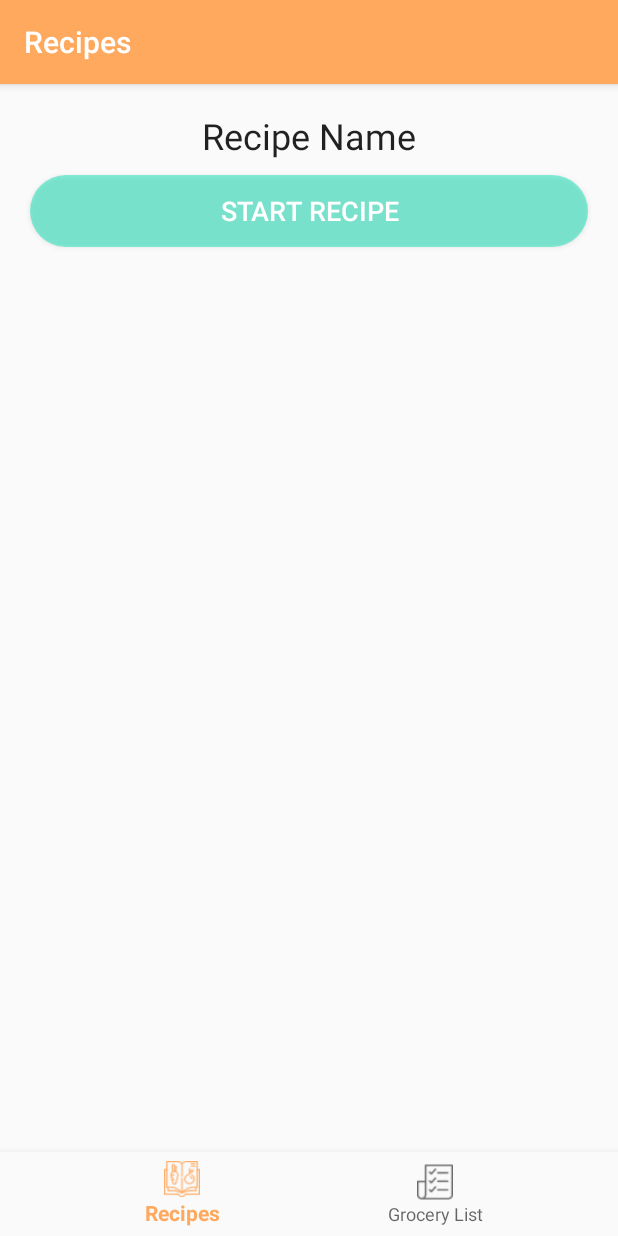
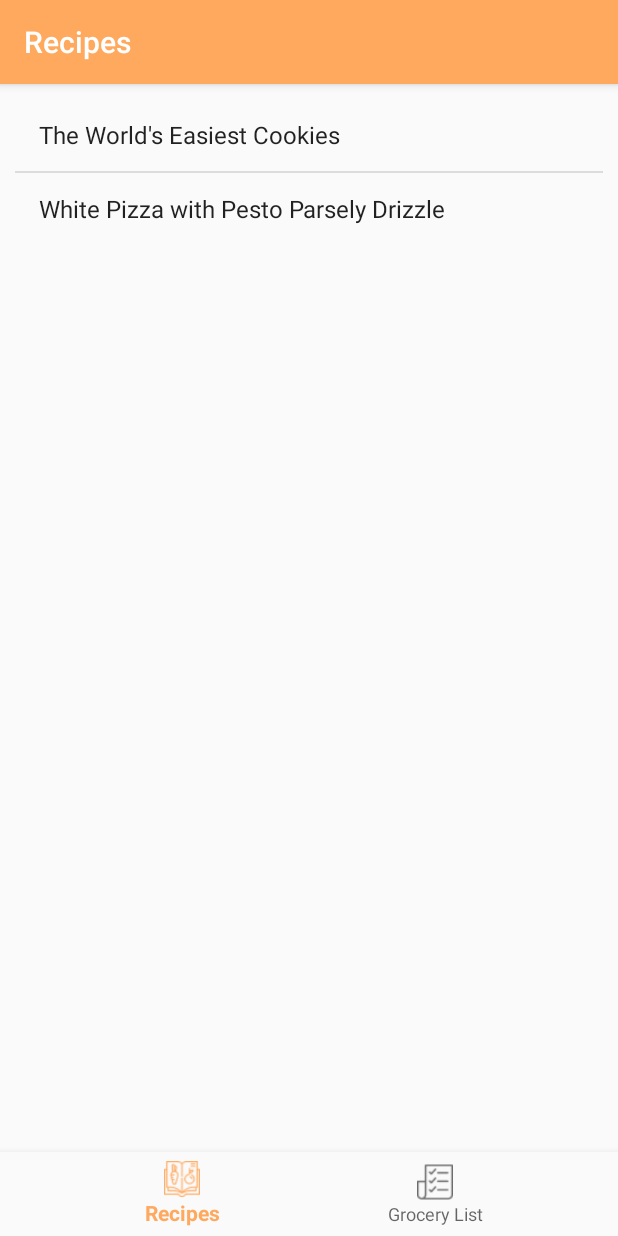
Before and after one commit to hbrender/RecipePal, an Android app: the screen it shows after launch (MainActivity), on a phone screen of 412 x 824 dp. Run offline under Robolectric (Android 15) with nearby library versions, the phone set to English and light mode, and no system bars; our stand-ins replace navigation-ui.

Commit message:
recipe list, recipe details, inserting into db, display some recipe details

```diff
--- a/app/src/main/AndroidManifest.xml
+++ b/app/src/main/AndroidManifest.xml
@@ -8,6 +8,7 @@
         android:label="@string/app_name"
         android:supportsRtl="true"
         android:theme="@style/AppTheme">
+        <activity android:name=".RecipeActivity"></activity>
         <activity
             android:name=".MainActivity"
             android:label="@string/app_name">
--- a/app/src/main/java/com/example/recipepal/helpers/DatabaseHelper.java
+++ b/app/src/main/java/com/example/recipepal/helpers/DatabaseHelper.java
@@ -35,13 +35,12 @@ public class DatabaseHelper extends SQLiteOpenHelper {
     // columns for Recipe table
     public static final String IMAGE_RESOURCE = "imageResource";
     public static final String TIME = "time";
-    public static final String CUISINE = "cuisine";
+    public static final String SERVINGS = "servings";
 
     // columns for Instructions table
     public static final String RECIPE_ID = "recipeId";
     public static final String STEP_NUM = "stepNum";
     public static final String CONTENT = "content";
-    public static final String BOOL_TIMER_NEEDED = "boolTimerNeeded";
 
     // Recipe table create statement
     private static final String CREATE_TABLE_RECIPE = "CREATE TABLE " + TABLE_RECIPE + "("
@@ -49,7 +48,7 @@ public class DatabaseHelper extends SQLiteOpenHelper {
             + NAME + " TEXT, "
             + IMAGE_RESOURCE + " INTEGER, "
             + TIME + " TEXT, "
-            + CUISINE + " TEXT)";
+            + SERVINGS + " TEXT)";
 
     // Instruction table create statement
     private static final String CREATE_TABLE_INSTRUCTIONS = "CREATE TABLE " + TABLE_INSTRUCTIONS + "("
@@ -57,7 +56,6 @@ public class DatabaseHelper extends SQLiteOpenHelper {
             + RECIPE_ID  + " INTEGER, "
             + STEP_NUM + " INTEGER, "
             + CONTENT + " TEXT, "
-            + BOOL_TIMER_NEEDED + " INTEGER, "
             + TIME + " TIME, "
             + IMAGE_RESOURCE + " INTEGER, "
             + "PRIMARY KEY(" + ID + ", " + RECIPE_ID + ", " + STEP_NUM + "), "
@@ -112,6 +110,40 @@ public class DatabaseHelper extends SQLiteOpenHelper {
         db.execSQL("INSERT INTO " + TABLE_GROCERY_LIST + " VALUES(2, 1, 2)");
         db.execSQL("INSERT INTO " + TABLE_GROCERY_LIST + " VALUES(3, 0, 3)");
         db.execSQL("INSERT INTO " + TABLE_GROCERY_LIST + " VALUES(4, 1, 4)");
+
+        db.execSQL("INSERT INTO " + TABLE_RECIPE + " VALUES(1, 'The World''s Easiest Cookies', null, '30 min', '16 cookies')");
+        db.execSQL("INSERT INTO " + TABLE_RECIPE + " VALUES(2, 'White Pizza with Pesto Parsely Drizzle', null, '40 min', '8 slices')");
+
+        db.execSQL("INSERT INTO " + TABLE_INSTRUCTIONS + " VALUES(1, 1, 1, "
+                + "'Preheat the oven to 350°F. Line a cookie sheet or rimmed baking sheet with parchment paper.', "
+                + "0, null)");
+        db.execSQL("INSERT INTO " + TABLE_INSTRUCTIONS + " VALUES(2, 1, 2, "
+                + "'In bowl, whisk together the (2 cup) almond flour, (1/2 tsp) baking powder, and (1/8 tsp) salt.', "
+                + "0, null)");
+        db.execSQL("INSERT INTO " + TABLE_INSTRUCTIONS + " VALUES(3, 1, 3, "
+                + "'In same bowl, stir in (1/3 cup) maple syrup and (2 tsp) vanilla and mix until a sticky dough holds together', "
+                + "0, null)");
+        db.execSQL("INSERT INTO " + TABLE_INSTRUCTIONS + " VALUES(4, 1, 4, "
+                + "'Scoop (1 tbsp) dough and roll it into a round ball and place on the baking sheet. Repeat with the rest of the dough, placing each ball about 2 inches apart.', "
+                + "0, null)");
+        db.execSQL("INSERT INTO " + TABLE_INSTRUCTIONS + " VALUES(5, 1, 5, "
+                + "'Use your fingers to smush the cookies until they are about 1/2 inch tall.', "
+                + "0, null)");
+        db.execSQL("INSERT INTO " + TABLE_INSTRUCTIONS + " VALUES(6, 1, 6, "
+                + "'Place the tray in the oven and bake for about 12 minutes, turning the tray 180° at the the halfway point. The cookies are ready when the edges are golden brown.', "
+                + "'12:00:00', null)");
+
+        db.execSQL("INSERT INTO " + TABLE_INGREDIENTS + " VALUES(5, 'almond flour', '2 cups')");
+        db.execSQL("INSERT INTO " + TABLE_INGREDIENTS + " VALUES(6, 'baking soda', '1/2 tsp')");
+        db.execSQL("INSERT INTO " + TABLE_INGREDIENTS + " VALUES(7, 'almond flour', '1/8 tsp')");
+        db.execSQL("INSERT INTO " + TABLE_INGREDIENTS + " VALUES(8, 'almond flour', '1/3 cup')");
+        db.execSQL("INSERT INTO " + TABLE_INGREDIENTS + " VALUES(9, 'almond flour', '2 tsp')");
+
+        db.execSQL("INSERT INTO " + TABLE_RECIPE_INGREDIENTS + " VALUES(1, 1, 5)");
+        db.execSQL("INSERT INTO " + TABLE_RECIPE_INGREDIENTS + " VALUES(2, 1, 6)");
+        db.execSQL("INSERT INTO " + TABLE_RECIPE_INGREDIENTS + " VALUES(3, 1, 7)");
+        db.execSQL("INSERT INTO " + TABLE_RECIPE_INGREDIENTS + " VALUES(4, 1, 8)");
+        db.execSQL("INSERT INTO " + TABLE_RECIPE_INGREDIENTS + " VALUES(5, 1, 9)");
     }
 
     @Override
@@ -139,4 +171,36 @@ public class DatabaseHelper extends SQLiteOpenHelper {
 
         return cursor;
     }
+
+    public Cursor getAllRecipesCursor() {
+        String sqlSelect = "SELECT * FROM " + TABLE_RECIPE;
+
+        Log.d(TAG, "getAllRecipesCursor: " + sqlSelect);
+        SQLiteDatabase db = getReadableDatabase();
+        Cursor cursor = db.rawQuery(sqlSelect, null);
+
+        return cursor;
+    }
+
+    public Cursor getRecipeByIdCursor(int recipeId) {
+        String sqlSelect = "SELECT * FROM " + TABLE_RECIPE + " WHERE " + ID + " = " + recipeId;
+
+        Log.d(TAG, "getRecipeByIdCursor: " + sqlSelect);
+        SQLiteDatabase db = getReadableDatabase();
+        Cursor cursor = db.rawQuery(sqlSelect, null);
+
+        return cursor;
+    }
+
+    public Cursor getAllRecipeIngredientsByIdCursor(int recipeId) {
+        String sqlSelect = "SELECT i.* FROM " + TABLE_INGREDIENTS + " i, " + TABLE_RECIPE_INGREDIENTS + " ri"
+                + " WHERE i." + ID + " = ri." + INGREDIENT_ID
+                + " AND ri." + RECIPE_ID + " = '" + recipeId + "'";
+
+        Log.d(TAG, "getAllRecipeIngredientsByIdCursor: " + sqlSelect);
+        SQLiteDatabase db = getReadableDatabase();
+        Cursor cursor = db.rawQuery(sqlSelect, null);
+
+        return cursor;
+    }
 }
--- a/app/src/main/java/com/example/recipepal/ui/grocerylist/GroceryListFragment.java
+++ b/app/src/main/java/com/example/recipepal/ui/grocerylist/GroceryListFragment.java
@@ -41,7 +41,7 @@ public class GroceryListFragment extends Fragment {
     }
 
     /**
-     * Creates layout for the note list view
+     * Creates layout for the grocery list view
      * @param context the context
      */
     public void createGroceryListListView(final Context context) {
--- a/app/src/main/java/com/example/recipepal/ui/recipe/RecipeFragment.java
+++ b/app/src/main/java/com/example/recipepal/ui/recipe/RecipeFragment.java
@@ -1,11 +1,19 @@
 package com.example.recipepal.ui.recipe;
 
+import android.content.Context;
+import android.content.Intent;
+import android.database.Cursor;
 import android.os.Bundle;
 import android.util.Log;
 import android.view.LayoutInflater;
 import android.view.View;
 import android.view.ViewGroup;
+import android.widget.AdapterView;
 import android.widget.Button;
+import android.widget.CheckBox;
+import android.widget.ImageView;
+import android.widget.ListView;
+import android.widget.SimpleCursorAdapter;
 import android.widget.TextView;
 import android.widget.Toast;
 
@@ -16,9 +24,15 @@ import androidx.lifecycle.Observer;
 import androidx.lifecycle.ViewModelProviders;
 
 import com.example.recipepal.R;
+import com.example.recipepal.RecipeActivity;
+import com.example.recipepal.helpers.DatabaseHelper;
 
 public class RecipeFragment extends Fragment {
     static final String TAG = "RecipeFragment";
+    DatabaseHelper databaseHelper;
+    SimpleCursorAdapter simpleCursorAdapter;
+    ListView recipeListView;
+    int recipeId;
 
     //private RecipeViewModel recipeViewModel;
 
@@ -27,26 +41,61 @@ public class RecipeFragment extends Fragment {
         //recipeViewModel =
                 ViewModelProviders.of(this).get(RecipeViewModel.class);
         View root = inflater.inflate(R.layout.fragment_recipes, container, false);
-        TextView nameTextView = root.findViewById(R.id.nameTextView);
-        /*recipeViewModel.getText().observe(this, new Observer<String>() {
-            @Override
-            public void onChanged(@Nullable String s) {
-                textView.setText(s);
-            }
-        });*/
 
-        Button startRecipeButton = root.findViewById(R.id.startRecipeButton);
-        startRecipeButton.setOnClickListener(new View.OnClickListener() {
-            @Override
-            public void onClick(View v) {
-                Toast.makeText(getActivity(), "click", Toast.LENGTH_SHORT).show();
-            }
-        });
+        databaseHelper = new DatabaseHelper(getContext());
+        recipeListView = root.findViewById(R.id.recipesListView);
+
+        createRecipeListView(getContext());
 
         return root;
     }
 
-    public void startRecipeButtonOnClick(View view) {
+    /**
+     * Creates layout for the recipe list view
+     * @param context the context
+     */
+    public void createRecipeListView(final Context context) {
+        // list view adapter
+        final Cursor cursor = databaseHelper.getAllRecipesCursor();
+        simpleCursorAdapter = new SimpleCursorAdapter(
+                context,
+                android.R.layout.simple_list_item_activated_1,
+                cursor,
+                new String[] {DatabaseHelper.NAME},
+                new int[] {R.id.recipeNameTextView},
+                0) {
+            @Override
+            public View getView(int position, View convertView, ViewGroup parent) {
+                View view = super.getView(position, convertView, parent);
 
+                TextView textView1 = view.findViewById(android.R.id.text1);
+
+                if (cursor.moveToPosition(position)) {
+                    textView1.setText(cursor.getString(cursor.getColumnIndex(DatabaseHelper.NAME)));
+                }
+
+                return view;
+            }
+        };
+        recipeListView.setAdapter(simpleCursorAdapter);
+
+        RecipeItemClickListener listener = new RecipeItemClickListener();
+        recipeListView.setOnItemClickListener(listener);
+    }
+
+    /**
+     * Listener for click of a recipe item in the list view
+     */
+    public class RecipeItemClickListener implements AdapterView.OnItemClickListener {
+        @Override
+        public void onItemClick(AdapterView<?> parent, View view, int position, long id) {
+            Cursor cursor = (Cursor) parent.getItemAtPosition(position);
+
+            int recipeId = cursor.getInt(0);
+
+            Intent intent = new Intent(getActivity(), RecipeActivity.class);
+            intent.putExtra("recipeId", recipeId);
+            startActivity(intent);
+        }
     }
 }
--- /dev/null
+++ b/app/src/main/res/drawable/ic_add_32dp.xml
@@ -0,0 +1,4 @@
+<vector android:height="32dp" android:viewportHeight="24.0"
+    android:viewportWidth="24.0" android:width="32dp" xmlns:android="http://schemas.android.com/apk/res/android">
+    <path android:fillColor="#808080" android:pathData="M19,13h-6v6h-2v-6H5v-2h6V5h2v6h6v2z"/>
+</vector>
--- a/app/src/main/res/layout/fragment_grocerylist.xml
+++ b/app/src/main/res/layout/fragment_grocerylist.xml
@@ -4,7 +4,8 @@
     xmlns:app="http://schemas.android.com/apk/res-auto"
     android:layout_width="match_parent"
     android:layout_height="match_parent"
-    android:orientation="horizontal">
+    android:orientation="horizontal"
+    android:padding="10dp">
 
     <ListView
         android:id="@+id/groceryListListView"
--- a/app/src/main/res/layout/fragment_recipes.xml
+++ b/app/src/main/res/layout/fragment_recipes.xml
@@ -1,39 +1,17 @@
 <?xml version="1.0" encoding="utf-8"?>
-<ScrollView
+<GridLayout
     xmlns:android="http://schemas.android.com/apk/res/android"
     xmlns:app="http://schemas.android.com/apk/res-auto"
     xmlns:tools="http://schemas.android.com/tools"
     tools:context=".ui.recipe.RecipeFragment"
     android:layout_width="match_parent"
-    android:layout_height="match_parent">
-
-<GridLayout
-    android:layout_width="match_parent"
     android:layout_height="match_parent"
     android:columnCount="1"
     android:padding="10dp">
 
-    <TextView
-        android:id="@+id/nameTextView"
-        android:layout_width="match_parent"
-        android:layout_height="wrap_content"
-        android:layout_marginStart="8dp"
-        android:layout_marginTop="8dp"
-        android:layout_marginEnd="8dp"
-        android:text="Recipe Name"
-        android:textAlignment="center"
-        android:textAppearance="@style/TextAppearance.AppCompat.Body1"
-        android:textSize="24sp" />
+    <ListView
+        android:id="@+id/recipesListView"
+        android:layout_width="wrap_content"
+        android:layout_height="wrap_content"/>
 
-    <Button
-        android:id="@+id/startRecipeButton"
-        android:layout_width="wrap_content"
-        android:layout_height="wrap_content"
-        android:layout_gravity="fill_horizontal"
-        android:layout_margin="10dp"
-        android:background="@drawable/rounded_button"
-        android:text="Start Recipe"
-        android:textColor="@android:color/white"
-        android:textSize="18sp" />
 </GridLayout>
-</ScrollView>
--- a/app/src/main/res/values/strings.xml
+++ b/app/src/main/res/values/strings.xml
@@ -3,4 +3,9 @@
     <string name="title_recipes">Recipes</string>
     <string name="title_cookbooks">Cookbooks</string>
     <string name="title_grocery_list">Grocery List</string>
+    <string name="ingredients">Ingredients</string>
+    <string name="instructions">Instructions</string>
+    <string name="add_ingredient">Add Ingredient</string>
+    <string name="add_instruction">Add Instruction</string>
+
 </resources>
```
Also changed, not shown: app/src/main/java/com/example/recipepal/RecipeActivity.java (added, +96 -0 lines), app/src/main/res/layout/activity_recipe.xml (added, +87 -0 lines), app/src/main/res/layout/ingredient_list_row.xml (added, +19 -0 lines), app/src/main/res/values/styles.xml (+8 -0 lines).
